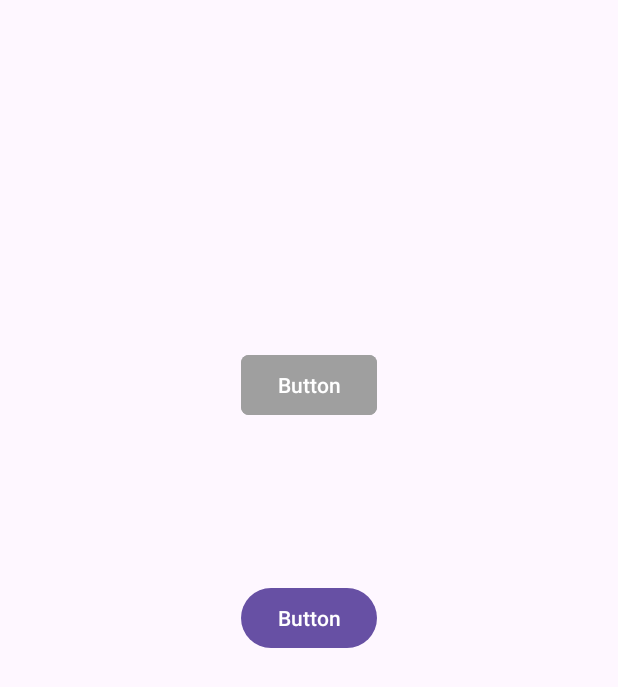
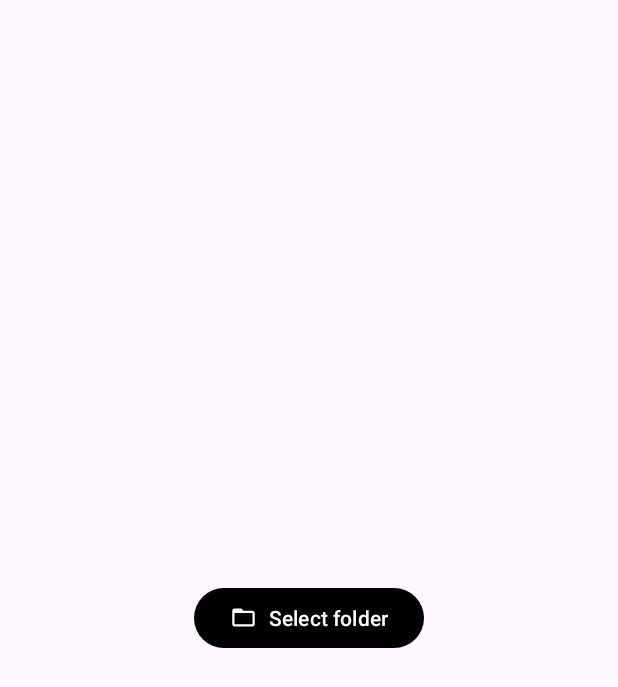
Before and after one commit to DreXASK/ReDuplicate, an Android app: the screen it shows after launch (MainActivity), on a phone screen of 412 x 824 dp. Shown: the top 687 px of the screen. Run offline under Robolectric (Android 15) with nearby library versions, the phone set to English and light mode, and no system bars; our stand-ins replace Dagger/Hilt's generated code.

Commit message:
AddedDuplicateFinderFragment

```diff
--- a/app/build.gradle.kts
+++ b/app/build.gradle.kts
@@ -51,6 +51,7 @@ dependencies {
     implementation("androidx.navigation:navigation-fragment-ktx:2.7.5")
     implementation("androidx.navigation:navigation-ui-ktx:2.7.5")
     implementation("com.google.dagger:hilt-android:2.49")
+    implementation("androidx.lifecycle:lifecycle-viewmodel-ktx:2.6.2")
     kapt("com.google.dagger:hilt-android-compiler:2.49")
     testImplementation("junit:junit:4.13.2")
     androidTestImplementation("androidx.test.ext:junit:1.1.5")
--- a/app/src/main/java/com/drexask/reduplicate/Constants.kt
+++ b/app/src/main/java/com/drexask/reduplicate/Constants.kt
@@ -1,3 +1,4 @@
 package com.drexask.reduplicate
 
 const val TAB = "    "
+const val TREE_URI = "treeUri"
--- a/app/src/main/java/com/drexask/reduplicate/FolderPickerFragment.kt
+++ b/app/src/main/java/com/drexask/reduplicate/FolderPickerFragment.kt
@@ -2,6 +2,8 @@ package com.drexask.reduplicate
 
 import android.content.Intent
 import android.os.Bundle
+import android.os.Environment
+import android.provider.DocumentsContract
 import androidx.fragment.app.Fragment
 import android.view.LayoutInflater
 import android.view.View
@@ -10,6 +12,7 @@ import androidx.activity.result.ActivityResultLauncher
 import androidx.activity.result.contract.ActivityResultContracts
 import androidx.appcompat.app.AppCompatActivity
 import androidx.documentfile.provider.DocumentFile
+import androidx.navigation.fragment.findNavController
 import com.drexask.reduplicate.databinding.FragmentFolderPickerBinding
 import com.drexask.reduplicate.storagetools.StorageManager
 import dagger.hilt.android.AndroidEntryPoint
@@ -23,43 +26,56 @@ class FolderPickerFragment : Fragment() {
 
     private lateinit var activityFolderPickerResultLauncher: ActivityResultLauncher<Intent>
 
-    private var vb: FragmentFolderPickerBinding? = null
+    private var _binding: FragmentFolderPickerBinding? = null
+    private val binding get() = _binding!!
 
     override fun onCreateView(
         inflater: LayoutInflater, container: ViewGroup?,
         savedInstanceState: Bundle?
-    ): View? {
+    ): View {
 
-        vb = FragmentFolderPickerBinding.inflate(layoutInflater)
+        _binding = FragmentFolderPickerBinding.inflate(layoutInflater)
 
-        activityFolderPickerResultLauncher = setUpResultLauncher()
-
-        vb?.btnTakePermission?.setOnClickListener {
-            storageManager.getFolderPermission(activityFolderPickerResultLauncher)
-        }
-
-        return vb?.root
-    }
-
-    private fun setUpResultLauncher() : ActivityResultLauncher<Intent> {
-        return registerForActivityResult(
+        activityFolderPickerResultLauncher = registerForActivityResult(
             ActivityResultContracts.StartActivityForResult()
         ) { result ->
             if (result.resultCode == AppCompatActivity.RESULT_OK) {
 
                 val treeUri = result.data?.data
 
+
                 activity?.let { activity ->
-                    treeUri?.let {treeUri ->
-                        activity.contentResolver.takePersistableUriPermission(treeUri, Intent.FLAG_GRANT_READ_URI_PERMISSION)
+                    treeUri?.let { treeUri ->
 
                         val folderFileDoc = DocumentFile.fromTreeUri(activity, treeUri)
-                        val storageFolder = folderFileDoc?.let { file -> storageManager.scanAndReturnFolder(file) }
+                        val storageFolder =
+                            folderFileDoc?.let { file -> storageManager.scanAndReturnFolder(file) }
 
                         storageFolder?.printTree()
                     }
                 }
+
+                val bundle = Bundle().also { it.putParcelable(TREE_URI, treeUri) }
+                findNavController().navigate(R.id.action_folderPickerFragment_to_duplicateFinderFragment, bundle)
+
             }
         }
+
+        binding.btnTakePermission.setOnClickListener {
+            getFolderPermission()
+        }
+
+        return binding.root
+    }
+
+    private fun getFolderPermission() {
+        val intent = Intent(Intent.ACTION_OPEN_DOCUMENT_TREE)
+            .putExtra(DocumentsContract.EXTRA_INITIAL_URI, Environment.getExternalStorageDirectory())
+        activityFolderPickerResultLauncher.launch(intent)
+    }
+
+    override fun onDestroyView() {
+        super.onDestroyView()
+        _binding = null
     }
 }
--- /dev/null
+++ b/app/src/main/res/drawable/outline_folder_open_24.xml
@@ -0,0 +1,5 @@
+<vector android:height="24dp" android:tint="#000000"
+    android:viewportHeight="24" android:viewportWidth="24"
+    android:width="24dp" xmlns:android="http://schemas.android.com/apk/res/android">
+    <path android:fillColor="@android:color/white" android:pathData="M20,6h-8l-2,-2L4,4c-1.1,0 -1.99,0.9 -1.99,2L2,18c0,1.1 0.9,2 2,2h16c1.1,0 2,-0.9 2,-2L22,8c0,-1.1 -0.9,-2 -2,-2zM20,18L4,18L4,8h16v10z"/>
+</vector>
--- /dev/null
+++ b/app/src/main/res/drawable/round_chevron_left_24.xml
@@ -0,0 +1,5 @@
+<vector android:height="24dp" android:tint="#000000"
+    android:viewportHeight="24" android:viewportWidth="24"
+    android:width="24dp" xmlns:android="http://schemas.android.com/apk/res/android">
+    <path android:fillColor="@android:color/white" android:pathData="M14.71,6.71c-0.39,-0.39 -1.02,-0.39 -1.41,0L8.71,11.3c-0.39,0.39 -0.39,1.02 0,1.41l4.59,4.59c0.39,0.39 1.02,0.39 1.41,0 0.39,-0.39 0.39,-1.02 0,-1.41L10.83,12l3.88,-3.88c0.39,-0.39 0.38,-1.03 0,-1.41z"/>
+</vector>
--- a/app/src/main/res/layout/fragment_folder_picker.xml
+++ b/app/src/main/res/layout/fragment_folder_picker.xml
@@ -11,21 +11,8 @@
         android:id="@+id/btn_take_permission"
         android:layout_width="wrap_content"
         android:layout_height="wrap_content"
-        android:backgroundTint="#9F9F9F"
-        android:elevation="10dp"
-        android:text="Button"
-        app:cornerRadius="5dp"
-        app:layout_constraintBottom_toBottomOf="parent"
-        app:layout_constraintEnd_toEndOf="parent"
-        app:layout_constraintStart_toStartOf="parent"
-        app:layout_constraintTop_toTopOf="parent"
-        app:layout_constraintVertical_bias="0.3" />
-
-    <Button
-        android:id="@+id/btn_settings"
-        android:layout_width="wrap_content"
-        android:layout_height="wrap_content"
-        android:text="Button"
+        android:text="@string/btn_select_folder"
+        app:icon="@drawable/outline_folder_open_24"
         app:layout_constraintBottom_toBottomOf="parent"
         app:layout_constraintEnd_toEndOf="parent"
         app:layout_constraintStart_toStartOf="parent"
--- a/app/src/main/res/navigation/main_nav_graph.xml
+++ b/app/src/main/res/navigation/main_nav_graph.xml
@@ -9,5 +9,14 @@
         android:id="@+id/folderPickerFragment"
         android:name="com.drexask.reduplicate.FolderPickerFragment"
         android:label="fragment_folder_picker"
-        tools:layout="@layout/fragment_folder_picker" />
+        tools:layout="@layout/fragment_folder_picker" >
+        <action
+            android:id="@+id/action_folderPickerFragment_to_duplicateFinderFragment"
+            app:destination="@id/duplicateFinderFragment" />
+    </fragment>
+    <fragment
+        android:id="@+id/duplicateFinderFragment"
+        android:name="com.drexask.reduplicate.DuplicateFinderFragment"
+        android:label="fragment_duplicate_finder"
+        tools:layout="@layout/fragment_duplicate_finder" />
 </navigation>
--- a/app/src/main/res/values-night/themes.xml
+++ b/app/src/main/res/values-night/themes.xml
@@ -1,7 +1,8 @@
 <resources xmlns:tools="http://schemas.android.com/tools">
-    <!-- Base application theme. -->
+
     <style name="Base.Theme.ReDuplicate" parent="Theme.Material3.DayNight.NoActionBar">
-        <!-- Customize your dark theme here. -->
-        <!-- <item name="colorPrimary">@color/my_dark_primary</item> -->
+        <item name="colorPrimary">@color/yellow</item>
+        <item name="android:windowBackground">@color/background_gray</item>
     </style>
+
 </resources>
--- a/app/src/main/res/values/colors.xml
+++ b/app/src/main/res/values/colors.xml
@@ -2,4 +2,6 @@
 <resources>
     <color name="black">#FF000000</color>
     <color name="white">#FFFFFFFF</color>
+    <color name="yellow">#FFFF00</color>
+    <color name="background_gray">#1C1B1F</color>
 </resources>
--- a/app/src/main/res/values/strings.xml
+++ b/app/src/main/res/values/strings.xml
@@ -2,4 +2,5 @@
     <string name="app_name">ReDuplicate</string>
     <!-- TODO: Remove or change this placeholder text -->
     <string name="hello_blank_fragment">Hello blank fragment</string>
+    <string name="btn_select_folder">Select folder</string>
 </resources>
--- a/app/src/main/res/values/themes.xml
+++ b/app/src/main/res/values/themes.xml
@@ -1,9 +1,12 @@
 <resources xmlns:tools="http://schemas.android.com/tools">
     <!-- Base application theme. -->
     <style name="Base.Theme.ReDuplicate" parent="Theme.Material3.DayNight.NoActionBar">
-        <!-- Customize your light theme here. -->
-        <!-- <item name="colorPrimary">@color/my_light_primary</item> -->
+        <item name="colorPrimary">@color/black</item>
     </style>
 
-    <style name="Theme.ReDuplicate" parent="Base.Theme.ReDuplicate" />
+    <style name="Theme.ReDuplicate" parent="Base.Theme.ReDuplicate">
+        <item name="android:statusBarColor">@color/black</item>
+    </style>>
+
+
 </resources>
```
Also changed, not shown: app/src/main/java/com/drexask/reduplicate/DuplicateFinderFragment.kt (added, +52 -0 lines), app/src/main/java/com/drexask/reduplicate/DuplicateFinderFragmentViewModel.kt (added, +12 -0 lines), app/src/main/java/com/drexask/reduplicate/storagetools/StorageManager.kt (+0 -7 lines), app/src/main/res/layout/fragment_duplicate_finder.xml (added, +49 -0 lines), app/src/main/res/values/styles.xml (added, +14 -0 lines).
